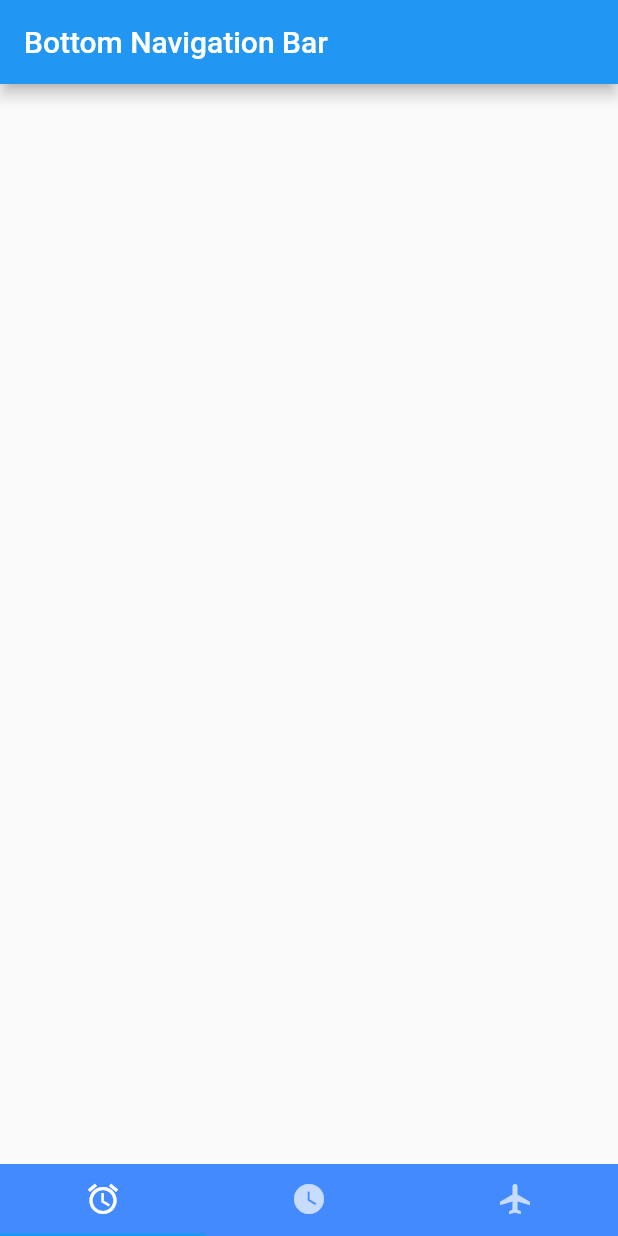
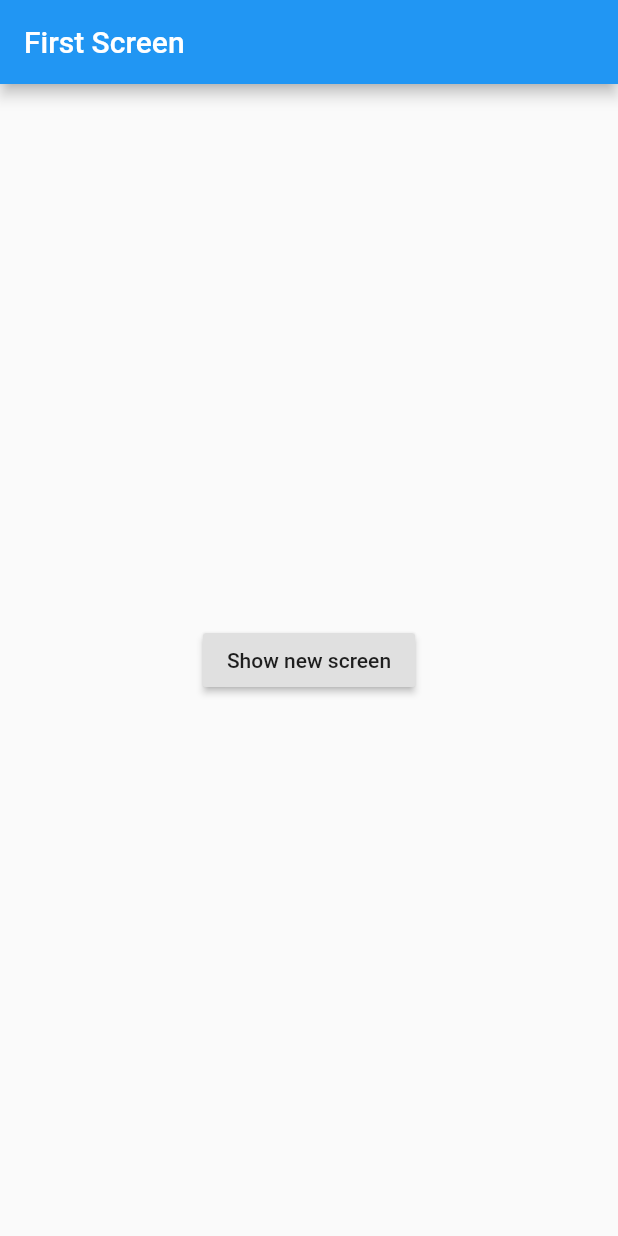
Before and after one commit to JKBustillo/first-app-fluttler, a Flutter app: the screen it shows after launch, on a phone screen of 412 x 824 dp. Run offline on Flutter 3.47's test engine with Material 2 defaults, Android fonts, the phone set to English and light mode, and no system bars.

Commit message:
feat: SL widget with a button in the middle

```diff
--- a/lib/main.dart
+++ b/lib/main.dart
@@ -1,45 +1,27 @@
 import 'package:flutter/material.dart';
+
 void main() {
   runApp(new MaterialApp(
-    home: MyNavigator(),
+    home: MyFirst(),
   ));
 }
 
-class MyNavigator extends StatefulWidget {
-  MyNavigator({Key key}) : super(key: key);
-
-  @override
-  _MyNavigatorState createState() => _MyNavigatorState();
-}
-
-class _MyNavigatorState extends State<MyNavigator> with SingleTickerProviderStateMixin {
-  TabController controller;
-  @override
-  void initState() {
-    super.initState();
-    controller = new TabController(length: 3, vsync: this);
-  }
+class MyFirst extends StatelessWidget {
+  const MyFirst({Key key}) : super(key: key);
 
   @override
   Widget build(BuildContext context) {
     return Scaffold(
       appBar: new AppBar(
-        title: new Text("Bottom Navigation Bar"),
+        title: new Text("First Screen")
       ),
-      bottomNavigationBar: new Material(
-        color: Colors.blueAccent,
-        child: new TabBar(
-          tabs: <Tab> [
-            new Tab(
-              icon: new Icon(Icons.alarm),
-            ),new Tab(
-              icon: new Icon(Icons.watch_later),
-            ),new Tab(
-              icon: new Icon(Icons.airplanemode_active),
-            )
-          ],
-          controller: controller,
-        ),
+      body: new Center(
+        child: new RaisedButton(
+          child: new Text("Show new screen"),
+          onPressed: () {
+
+          },
+        )
       ),
     );
   }
```
